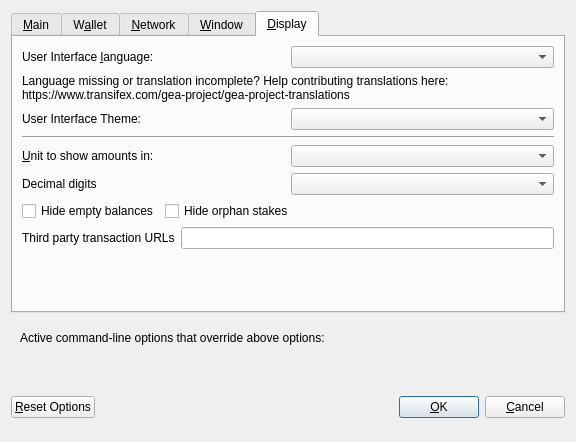
Above: src/qt/forms/optionsdialog.ui from ygtars/geacoin before the change. Below: the same form after it.
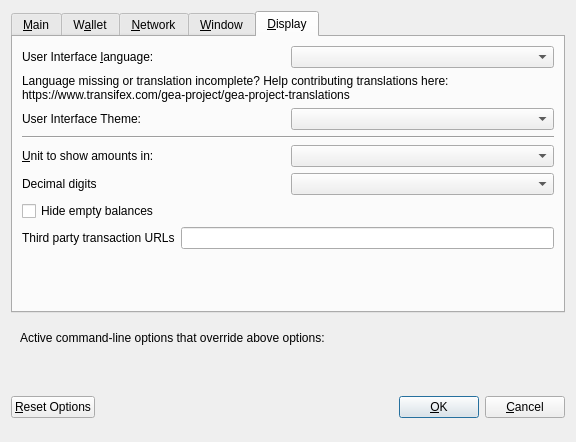
That is the form after the change. The open tabs and pages were chosen to show the change. Custom widgets are drawn as their Qt base class.

Diff of the .ui file:
```diff
--- a/src/qt/forms/optionsdialog.ui
+++ b/src/qt/forms/optionsdialog.ui
@@ -521,7 +521,7 @@
         </widget>
        </item>
        <item>
-        <layout class="QHBoxLayout" name="horizontalLayout_2_Display" stretch="0,0">
+        <layout class="QHBoxLayout" name="horizontalLayout_4_Display" stretch="0,0">
          <item>
           <widget class="QLabel" name="themeLabel">
            <property name="text">
@@ -542,7 +542,7 @@
         </widget>
        </item>
        <item>
-        <layout class="QHBoxLayout" name="horizontalLayout_3_Display">
+        <layout class="QHBoxLayout" name="horizontalLayout_2_Display">
          <item>
           <widget class="QLabel" name="unitLabel">
            <property name="text">
@@ -566,7 +566,7 @@
         </layout>
        </item>
        <item>
-        <layout class="QHBoxLayout" name="horizontalLayout_4_Display">
+        <layout class="QHBoxLayout" name="horizontalLayout_5_Display">
          <item>
           <widget class="QLabel" name="digitsLabel">
            <property name="text">
@@ -580,8 +580,6 @@
         </layout>
        </item>
        <item>
-        <layout class="QHBoxLayout" name="horizontalLayout_5_Display">
-         <item>
           <widget class="QCheckBox" name="checkBoxHideZeroBalances">
            <property name="toolTip">
             <string>Hide empty balances</string>
@@ -595,32 +593,7 @@
           </widget>
          </item>
          <item>
-          <widget class="QCheckBox" name="checkBoxHideOrphans">
-           <property name="toolTip">
-            <string>Hide orphan stakes in transaction lists</string>
-           </property>
-           <property name="text">
-            <string>Hide orphan stakes</string>
-           </property>
-          </widget>
-         </item>
-         <item>
-          <spacer name="horizontalSpacer">
-           <property name="orientation">
-            <enum>Qt::Horizontal</enum>
-           </property>
-           <property name="sizeHint" stdset="0">
-            <size>
-             <width>40</width>
-             <height>20</height>
-            </size>
-           </property>
-          </spacer>
-         </item>
-        </layout>
-       </item>
-       <item>
-        <layout class="QHBoxLayout" name="horizontalLayout_6_Display">
+        <layout class="QHBoxLayout" name="horizontalLayout_3_Display">
          <item>
           <widget class="QLabel" name="thirdPartyTxUrlsLabel">
            <property name="toolTip">
```
Left out of the diff: 2 changed lines with no effect on the pictures. Lines whose indentation alone changed are shown as unchanged.
